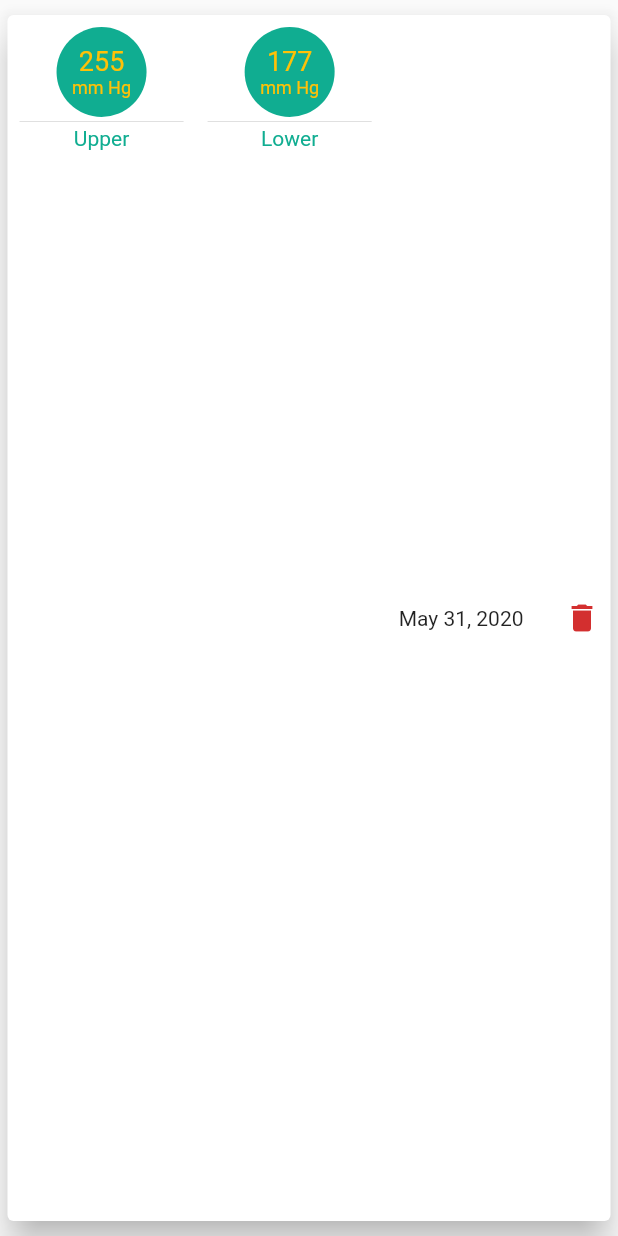
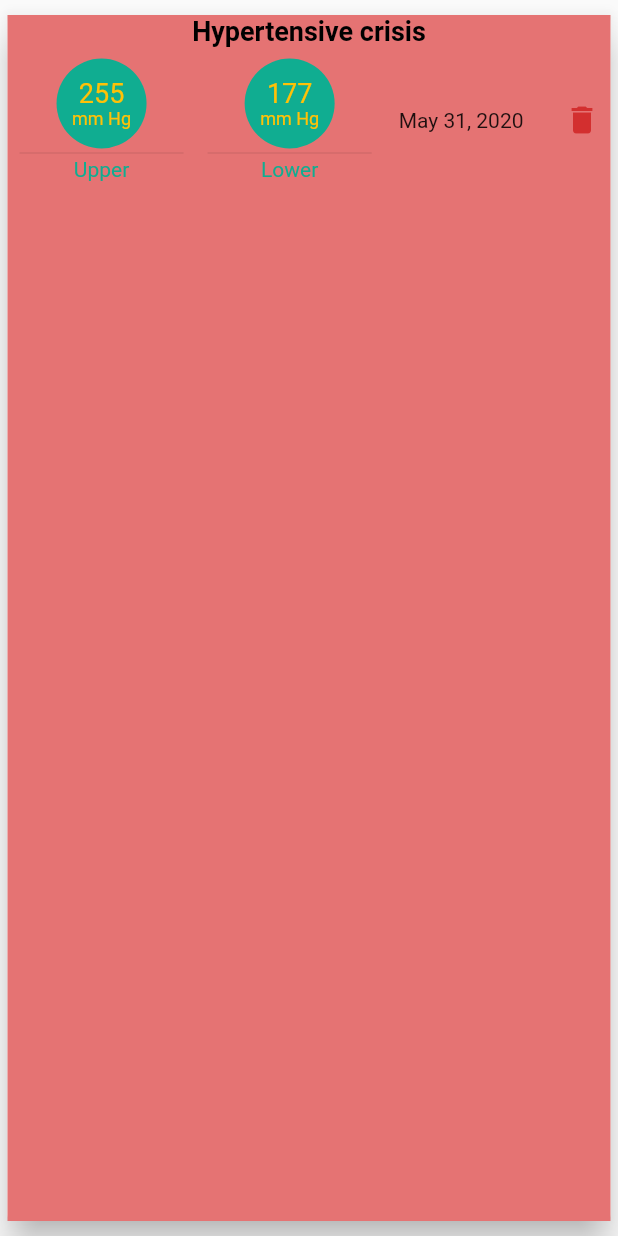
Before and after one commit to AbdelrahmanMagdy84/AMUN_mobile_APP, a Flutter app: the PressureItem widget shown alone on an empty page, opened directly, on a phone screen of 412 x 824 dp. Run offline on Flutter 3.47's test engine with Material 2 defaults, Android fonts, the phone set to English and light mode, and no system bars; our stand-ins replace numberpicker.

Commit message:
pressure commit

```diff
--- a/lib/widgets/pressure_item.dart
+++ b/lib/widgets/pressure_item.dart
@@ -7,7 +7,7 @@ class PressureItem extends StatelessWidget {
   int upper = 255;
   int lower = 177;
   //int heartRate = 80;
-  Widget buildCircleAvatar(int value,BuildContext ctx){
+  Widget buildCircleAvatar(int value, BuildContext ctx) {
     return CircleAvatar(
       backgroundColor: Theme.of(ctx).accentColor,
       child: Padding(
@@ -54,10 +54,44 @@ class PressureItem extends StatelessWidget {
     );
   }
 
-  Widget buildListTile(BuildContext ctx, int upper, int lower,
-      DateTime date) {
-    return Row(children: <Widget>[
+  Map<String, Object> getPressureIndecator(int upper, int lower) {
+    if (upper <= 120 && lower < 80) {
+      return {'indecator': 'Normal', 'color': Colors.blue[100]};
+    } else if ((120 <= upper && upper <= 129) && lower <= 80) {
+      return {'indecator': 'Elevated', 'color': Colors.deepOrangeAccent[200]};
+    } else if ((130 <= upper && upper <= 139) || (80 < lower && lower <= 89)) {
+      return {
+        'indecator': "High blood pressure satge 1",
+        'color': Colors.orangeAccent[100]
+      };
+    } else if ((140 <= upper && upper <= 179) || (90 < lower && lower <= 119)) {
+      return {
+        'indecator': "High blood pressure satge 2",
+        'color': Colors.deepOrangeAccent[300]
+      };
+    } else if ((180 <= upper) || (120 < lower)) {
+      return {'indecator': "Hypertensive crisis", 'color': Colors.red[300]};
+    }
+  }
 
+  Widget buildPressureItem(BuildContext ctx, int upper, int lower, DateTime date) {
+    Map<String, Object> obj = getPressureIndecator(upper, lower);
+    return Container(
+      color: obj['color'],
+      child: Column(
+        children: <Widget>[
+          Container(
+            child: Center(
+              child: Text(
+                obj['indecator'],
+                style: TextStyle(
+                    color: Colors.black,
+                    fontSize: 18,
+                    fontWeight: FontWeight.bold),
+              ),
+            ),
+          ),
+          Row(children: <Widget>[
             Expanded(child: buildColumn(ctx, upper, 'Upper')),
             Expanded(child: buildColumn(ctx, lower, 'Lower')),
             //  buildColumn(ctx, heartRate, 'heartRate'),
@@ -74,15 +108,18 @@ class PressureItem extends StatelessWidget {
                 onPressed: () {}
                 // widget.delete(widget.transaction.id),
                 ),
-    ]);
+          ]),
+        ],
+      ),
+    );
   }
 
   @override
-  Widget build(BuildContext context) {
+  Widget build(BuildContext context) {// hna hn3ml return lee list mn pressure item (buildPressureItem)
     return Card(
       elevation: 10,
       margin: EdgeInsets.symmetric(vertical: 10, horizontal: 5),
-      child: buildListTile(context, upper, lower,  date),
+      child: buildPressureItem(context, upper, lower, date),
     );
   }
 }
```
Lines whose indentation alone changed are shown as unchanged.
